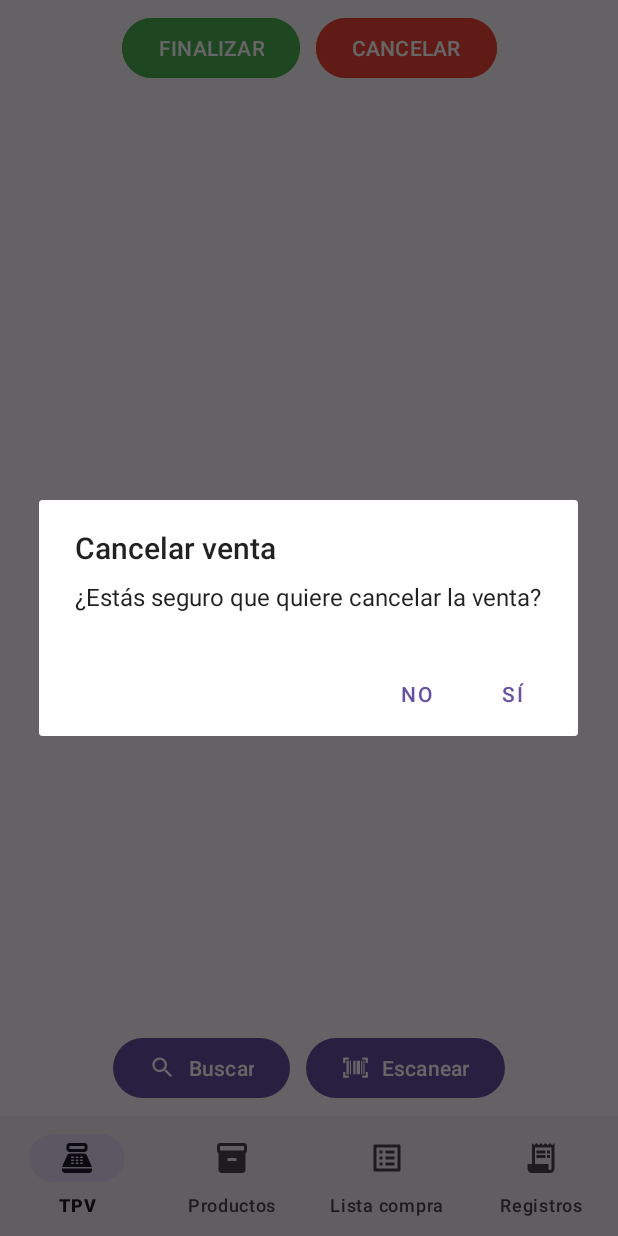
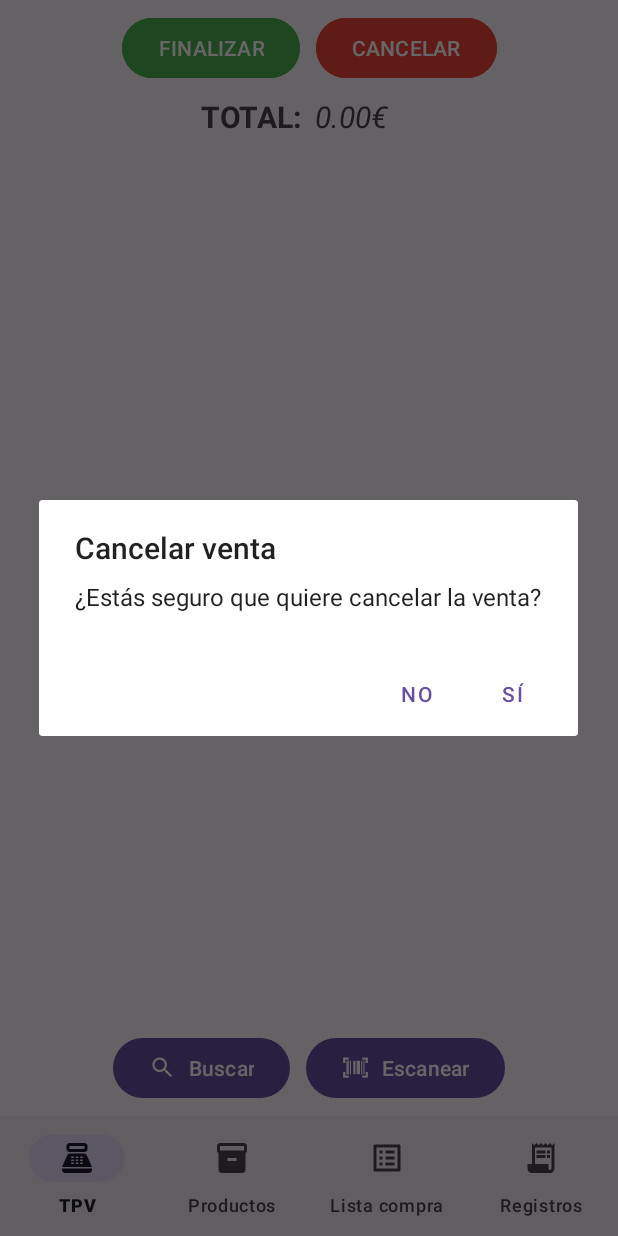
Before and after one commit to diqichendong/a-yen-app, an Android app: the screen it shows after launch (MainActivity), after a tap on "CANCELAR", on a phone screen of 412 x 824 dp. Run offline under Robolectric (Android 15) with nearby library versions, the phone set to English and light mode, and no system bars; our stand-ins replace Firebase (no records; nobody signed in at launch, a user with empty details on screens opened directly); libraries missing offline, so code that uses them is left out: com.journeyapps.barcodescanner; 1 statement that could not run was skipped.

```diff
--- a/app/src/main/AndroidManifest.xml
+++ b/app/src/main/AndroidManifest.xml
@@ -28,6 +28,9 @@
         android:theme="@style/Theme.AYENApp"
         tools:targetApi="31">
         <activity
+            android:name=".vista.BuscarActivity"
+            android:exported="false" />
+        <activity
             android:name=".vista.GuardarProductoActivity"
             android:exported="false"
             android:windowSoftInputMode="adjustPan" />
@@ -40,7 +43,6 @@
                 <category android:name="android.intent.category.LAUNCHER" />
             </intent-filter>
         </activity>
-
         <activity
             android:name="com.journeyapps.barcodescanner.CaptureActivity"
             android:screenOrientation="fullSensor"
@@ -55,7 +57,6 @@
                 android:name="android.support.FILE_PROVIDER_PATHS"
                 android:resource="@xml/file_paths" />
         </provider>
-
     </application>
 
 </manifest>
--- /dev/null
+++ b/app/src/main/java/com/example/ayenapp/servicio/VentaService.java
@@ -0,0 +1,42 @@
+package com.example.ayenapp.servicio;
+
+import android.view.View;
+import android.widget.Toast;
+
+import com.example.ayenapp.R;
+import com.example.ayenapp.modelo.Venta;
+import com.example.ayenapp.vista.TpvFragment;
+import com.google.firebase.database.DatabaseReference;
+import com.google.firebase.database.FirebaseDatabase;
+import com.google.firebase.storage.StorageReference;
+
+public class VentaService {
+
+    private static String NODO_BASE = "ventas";
+
+    private TpvFragment tpvFragment;
+
+    public VentaService(TpvFragment tpvFragment) {
+        this.tpvFragment = tpvFragment;
+    }
+
+    /**
+     * Guarda la venta en los servicios de Firebase
+     *
+     * @param venta Venta a guardar
+     */
+    public void guardarVenta(Venta venta) {
+        tpvFragment.setBarraCarga(View.VISIBLE);
+
+        DatabaseReference databaseRef = FirebaseDatabase.getInstance().getReference(NODO_BASE);
+
+        databaseRef.child(venta.getCodigo()).setValue(venta).addOnSuccessListener(unused -> {
+            Toast.makeText(tpvFragment.getContext(), tpvFragment.getString(R.string.exitoGuardarVenta), Toast.LENGTH_SHORT).show();
+            tpvFragment.initListaLineas();
+            tpvFragment.setBarraCarga(View.GONE);
+        }).addOnFailureListener(e -> {
+            Toast.makeText(tpvFragment.getContext(), tpvFragment.getString(R.string.falloGuardarVenta), Toast.LENGTH_SHORT).show();
+            tpvFragment.setBarraCarga(View.GONE);
+        });
+    }
+}
--- a/app/src/main/java/com/example/ayenapp/vista/TpvFragment.java
+++ b/app/src/main/java/com/example/ayenapp/vista/TpvFragment.java
@@ -1,12 +1,16 @@
 package com.example.ayenapp.vista;
 
 import android.Manifest;
+import android.app.Activity;
 import android.app.AlertDialog;
+import android.content.Intent;
 import android.content.pm.PackageManager;
 import android.os.Bundle;
 
 import androidx.activity.result.ActivityResultLauncher;
 import androidx.activity.result.contract.ActivityResultContracts;
+import androidx.annotation.NonNull;
+import androidx.annotation.Nullable;
 import androidx.core.content.ContextCompat;
 import androidx.fragment.app.Fragment;
 import androidx.recyclerview.widget.LinearLayoutManager;
@@ -22,11 +26,14 @@ import android.widget.Toast;
 import com.example.ayenapp.R;
 import com.example.ayenapp.modelo.Linea;
 import com.example.ayenapp.modelo.Producto;
+import com.example.ayenapp.modelo.Venta;
 import com.example.ayenapp.servicio.EscanerService;
 import com.example.ayenapp.servicio.ProductoService;
+import com.example.ayenapp.servicio.VentaService;
 import com.example.ayenapp.util.Util;
 import com.example.ayenapp.vista.adaptadores.TpvAdapter;
 
+import java.io.Serializable;
 import java.util.ArrayList;
 import java.util.List;
 
@@ -40,11 +47,15 @@ public class TpvFragment extends Fragment {
     private View view;
     private Button btnFinalizar, btnCancelar, btnBuscar, btnEscanear;
     private RecyclerView rv;
+    private TextView txtTotal;
+
+    private VentaService ventaService;
 
     private TpvAdapter tpvAdapter;
     private List<Linea> lineasVenta;
     private List<Producto> productos;
     private Toast toast;
+    private ActivityResultLauncher<Intent> startForResult;
 
     // Launcher para pedir permisos
     ActivityResultLauncher<String[]> requestPermissionLauncher = registerForActivityResult(
@@ -77,15 +88,87 @@ public class TpvFragment extends Fragment {
         btnEscanear = view.findViewById(R.id.btnEscanearVenta);
         btnBuscar = view.findViewById(R.id.btnBuscarVenta);
         rv = view.findViewById(R.id.rvVenta);
+        txtTotal = view.findViewById(R.id.txtTotalVenta);
 
         escanerService = new EscanerService(this);
         productoService = new ProductoService(this);
+        ventaService = new VentaService(this);
 
         productoService.getProductos();
+
 
         initListaLineas();
         initEscaner();
         initCancelar();
+        initBuscar();
+        initFinalizar();
+    }
+
+    /**
+     * Inicializar el botón de finalizar venta
+     */
+    private void initFinalizar() {
+        btnFinalizar.setOnClickListener(v -> {
+            if (lineasVenta.size() > 0) {
+                AlertDialog.Builder builder = new AlertDialog.Builder(getContext());
+                builder.setTitle(R.string.dialogFinalizarVentaTitle)
+                        .setMessage(R.string.dialogFinalizarVentaMensaje)
+                        .setCancelable(false)
+                        .setNegativeButton(R.string.no, null)
+                        .setPositiveButton(R.string.si, (dialog, which) -> finalizarVenta())
+                        .create()
+                        .show();
+            } else {
+                if (toast != null){
+                    toast.cancel();
+                }
+                toast = Toast.makeText(getContext(), getString(R.string.mensajeVentaVacia), Toast.LENGTH_SHORT);
+                toast.show();
+            }
+        });
+    }
+
+    /**
+     * Crear la venta y guardarla
+     */
+    private void finalizarVenta() {
+        String fecha = Util.getFechaHoraActual();
+        Venta venta = new Venta(
+                Util.crearCodigoVentaCompra(fecha),
+                fecha,
+                lineasVenta,
+                lineasVenta.stream().mapToDouble(Linea::getPrecio).sum()
+        );
+        ventaService.guardarVenta(venta);
+    }
+
+    /**
+     * Inicializar el botón buscar
+     */
+    private void initBuscar() {
+        startForResult = registerForActivityResult(
+                new ActivityResultContracts.StartActivityForResult(),
+                result -> {
+                    if (result.getResultCode() == Activity.RESULT_OK) {
+                        Intent data = result.getData();
+                        if (data != null) {
+                            Producto producto = (Producto) data.getSerializableExtra("producto");
+                            if (producto != null) {
+                                addLineaVenta(producto);
+                            }
+                        }
+                    }
+                }
+        );
+        btnBuscar.setOnClickListener(v -> {
+            mainActivity.setBarraCarga(View.VISIBLE);
+
+            Intent i = new Intent(getContext(), BuscarActivity.class);
+            i.putExtra("productos", (Serializable) productos);
+            startForResult.launch(i);
+
+            mainActivity.setBarraCarga(View.GONE);
+        });
     }
 
     /**
@@ -120,15 +203,17 @@ public class TpvFragment extends Fragment {
     /**
      * Inicializar lista de lineas de venta
      */
-    private void initListaLineas() {
+    public void initListaLineas() {
         lineasVenta = new ArrayList<>();
-        tpvAdapter = new TpvAdapter(lineasVenta);
+        tpvAdapter = new TpvAdapter(this, lineasVenta);
         rv.setLayoutManager(new LinearLayoutManager(view.getContext()));
         rv.setAdapter(tpvAdapter);
+        actualizarTotal();
     }
 
     /**
      * Manejar el código de barras escaneado
+     *
      * @param codigoBarras Código de barras
      */
     public void manejarCodigoBarras(String codigoBarras) {
@@ -143,6 +228,7 @@ public class TpvFragment extends Fragment {
 
     /**
      * Añade una nueva linea de venta o aumenta en 1 su cantidad si ya existe
+     *
      * @param producto Producto de la linea de venta
      */
     private void addLineaVenta(Producto producto) {
@@ -185,4 +271,14 @@ public class TpvFragment extends Fragment {
         mainActivity.setBarraCarga(estado);
     }
 
+    /**
+     * Actualiza el total de la venta
+     */
+    public void actualizarTotal() {
+        Double total = lineasVenta.stream()
+                .mapToDouble(Linea::getPrecio)
+                .sum();
+
+        txtTotal.setText(Util.formatearDouble(total) + "€");
+    }
 }
--- a/app/src/main/java/com/example/ayenapp/vista/adaptadores/ProductosAdapter.java
+++ b/app/src/main/java/com/example/ayenapp/vista/adaptadores/ProductosAdapter.java
@@ -31,7 +31,7 @@ public class ProductosAdapter extends RecyclerView.Adapter<ProductosAdapter.Prod
     public ProductosAdapter(ProductosFragment fragment, List<Producto> datalist) {
         this.datalist = datalist;
         this.productosFragment = fragment;
-        this.productoService = new ProductoService(this);
+        this.productoService = new ProductoService(this, fragment.getContext());
     }
 
     @NonNull
--- a/app/src/main/java/com/example/ayenapp/vista/adaptadores/TpvAdapter.java
+++ b/app/src/main/java/com/example/ayenapp/vista/adaptadores/TpvAdapter.java
@@ -15,14 +15,17 @@ import androidx.recyclerview.widget.RecyclerView;
 import com.example.ayenapp.R;
 import com.example.ayenapp.modelo.Linea;
 import com.example.ayenapp.util.Util;
+import com.example.ayenapp.vista.TpvFragment;
 
 import java.util.List;
 
 public class TpvAdapter extends RecyclerView.Adapter<TpvAdapter.TpvViewHolder> {
 
     private List<Linea> datalist;
+    private TpvFragment tpvFragment;
 
-    public TpvAdapter(List<Linea> datalist) {
+    public TpvAdapter(TpvFragment tpvFragment, List<Linea> datalist) {
+        this.tpvFragment = tpvFragment;
         this.datalist = datalist;
     }
 
@@ -54,13 +57,19 @@ public class TpvAdapter extends RecyclerView.Adapter<TpvAdapter.TpvViewHolder> {
             @Override
             public void afterTextChanged(Editable s) {
                 if (!s.toString().trim().isEmpty()) {
-                    Integer cantidad = new Integer(s.toString());
-                    linea.setCantidad(cantidad);
-                    linea.setPrecio(cantidad * linea.getProducto().getPrecio());
-                    holder.txtPrecio.setText(Util.formatearDouble(linea.getPrecio()) + "€");
+                    if (s.toString().trim().equals("0")) {
+                        borrarLinea(linea);
+                    } else {
+                        Integer cantidad = new Integer(s.toString());
+                        linea.setCantidad(cantidad);
+                        linea.setPrecio(cantidad * linea.getProducto().getPrecio());
+                        holder.txtPrecio.setText(Util.formatearDouble(linea.getPrecio()) + "€");
+                    }
                 } else {
                     holder.txtPrecio.setText("");
                 }
+
+                tpvFragment.actualizarTotal();
             }
         });
     }
@@ -93,6 +102,7 @@ public class TpvAdapter extends RecyclerView.Adapter<TpvAdapter.TpvViewHolder> {
 
     public void setDatalist(List<Linea> datalist) {
         this.datalist = datalist;
+        tpvFragment.actualizarTotal();
         notifyDataSetChanged();
     }
 
@@ -103,6 +113,7 @@ public class TpvAdapter extends RecyclerView.Adapter<TpvAdapter.TpvViewHolder> {
      */
     private void borrarLinea(Linea linea) {
         this.datalist.remove(linea);
+        tpvFragment.actualizarTotal();
         notifyDataSetChanged();
     }
 
@@ -118,6 +129,7 @@ public class TpvAdapter extends RecyclerView.Adapter<TpvAdapter.TpvViewHolder> {
         } else {
             linea.setCantidad(nuevaCantidad);
             linea.setPrecio(nuevaCantidad * linea.getProducto().getPrecio());
+            tpvFragment.actualizarTotal();
             notifyDataSetChanged();
         }
     }
@@ -131,6 +143,7 @@ public class TpvAdapter extends RecyclerView.Adapter<TpvAdapter.TpvViewHolder> {
         Integer nuevaCantidad = linea.getCantidad() + 1;
         linea.setCantidad(nuevaCantidad);
         linea.setPrecio(nuevaCantidad * linea.getProducto().getPrecio());
+        tpvFragment.actualizarTotal();
         notifyDataSetChanged();
     }
 
--- a/app/src/main/res/layout/activity_guardar_producto.xml
+++ b/app/src/main/res/layout/activity_guardar_producto.xml
@@ -16,7 +16,8 @@
         android:theme="?attr/actionBarTheme"
         app:layout_constraintEnd_toEndOf="parent"
         app:layout_constraintStart_toStartOf="parent"
-        app:layout_constraintTop_toTopOf="parent" />
+        app:layout_constraintTop_toTopOf="parent"
+        app:title="@string/activityGuardarProductoTitle" />
 
     <ProgressBar
         android:id="@+id/barraCargaGuardar"
--- a/app/src/main/res/layout/fragment_tpv.xml
+++ b/app/src/main/res/layout/fragment_tpv.xml
@@ -75,5 +75,39 @@
         app:layout_constraintBottom_toTopOf="@+id/linearLayout6"
         app:layout_constraintEnd_toEndOf="parent"
         app:layout_constraintStart_toStartOf="parent"
-        app:layout_constraintTop_toBottomOf="@+id/linearLayout5" />
+        app:layout_constraintTop_toBottomOf="@+id/linearLayout7" />
+
+    <LinearLayout
+        android:id="@+id/linearLayout7"
+        android:layout_width="0dp"
+        android:layout_height="wrap_content"
+        android:layout_marginStart="16dp"
+        android:layout_marginTop="8dp"
+        android:layout_marginEnd="8dp"
+        android:orientation="horizontal"
+        android:weightSum="1"
+        app:layout_constraintEnd_toEndOf="parent"
+        app:layout_constraintStart_toStartOf="parent"
+        app:layout_constraintTop_toBottomOf="@+id/linearLayout5">
+
+        <TextView
+            android:id="@+id/textView9"
+            android:layout_width="0dp"
+            android:layout_height="wrap_content"
+            android:layout_weight="0.5"
+            android:text="@string/txtTotal"
+            android:textAlignment="textEnd"
+            android:textSize="20sp"
+            android:textStyle="bold" />
+
+        <TextView
+            android:id="@+id/txtTotalVenta"
+            android:layout_width="0dp"
+            android:layout_height="wrap_content"
+            android:layout_marginHorizontal="10dp"
+            android:layout_weight="0.5"
+            android:text="0.00€"
+            android:textSize="20sp"
+            android:textStyle="italic" />
+    </LinearLayout>
 </androidx.constraintlayout.widget.ConstraintLayout>
--- a/app/src/main/res/values/strings.xml
+++ b/app/src/main/res/values/strings.xml
@@ -3,6 +3,7 @@
 
     <string name="si">Sí</string>
     <string name="no">No</string>
+    <string name="cerrar">Cerrar</string>
 
     <!-- Bottom Navigation -->
     <string name="bottom_nav_tpv">TPV</string>
@@ -49,6 +50,7 @@
     <string name="exitoEliminarProducto">Se ha eliminado el producto correctamente</string>
     <string name="mensajeCodigoNoEditable">El código no se puede modificar</string>
     <string name="keyProductoAntiguo">productoAntiguo</string>
+    <string name="activityGuardarProductoTitle">Guardar producto</string>
 
     <!-- TPV -->
     <string name="txtCantidadLineaVenta">Cantidad:</string>
@@ -59,5 +61,13 @@
     <string name="mensajeProductoNoExiste">El producto no existe</string>
     <string name="dialogCancelarVentaTitulo">Cancelar venta</string>
     <string name="dialogCancelarVentaMensaje">¿Estás seguro que quiere cancelar la venta?</string>
+    <string name="activityBuscarTitle">Buscar producto</string>
+    <string name="txtTotal">TOTAL:</string>
+    <string name="btnAdd">Añadir</string>
+    <string name="exitoGuardarVenta">Se ha guardado la venta con éxito</string>
+    <string name="falloGuardarVenta">No se ha podido guardar la venta</string>
+    <string name="dialogFinalizarVentaTitle">Finalizar venta</string>
+    <string name="dialogFinalizarVentaMensaje">¿Estás seguro que quieres finalizar la venta?</string>
+    <string name="mensajeVentaVacia">No se se ha añadido ningún producto a la venta</string>
 
 </resources>
```
Also changed, not shown: app/src/main/java/com/example/ayenapp/modelo/Venta.java (+5 -4 lines), app/src/main/java/com/example/ayenapp/servicio/EscanerService.java (+14 -0 lines), app/src/main/java/com/example/ayenapp/servicio/ProductoService.java (+7 -2 lines), app/src/main/java/com/example/ayenapp/vista/BuscarActivity.java (added, +198 -0 lines), app/src/main/java/com/example/ayenapp/vista/adaptadores/BuscarAdapter.java (added, +82 -0 lines), app/src/main/res/layout/activity_buscar.xml (added, +66 -0 lines), app/src/main/res/layout/card_buscar_producto_venta.xml (added, +135 -0 lines).
